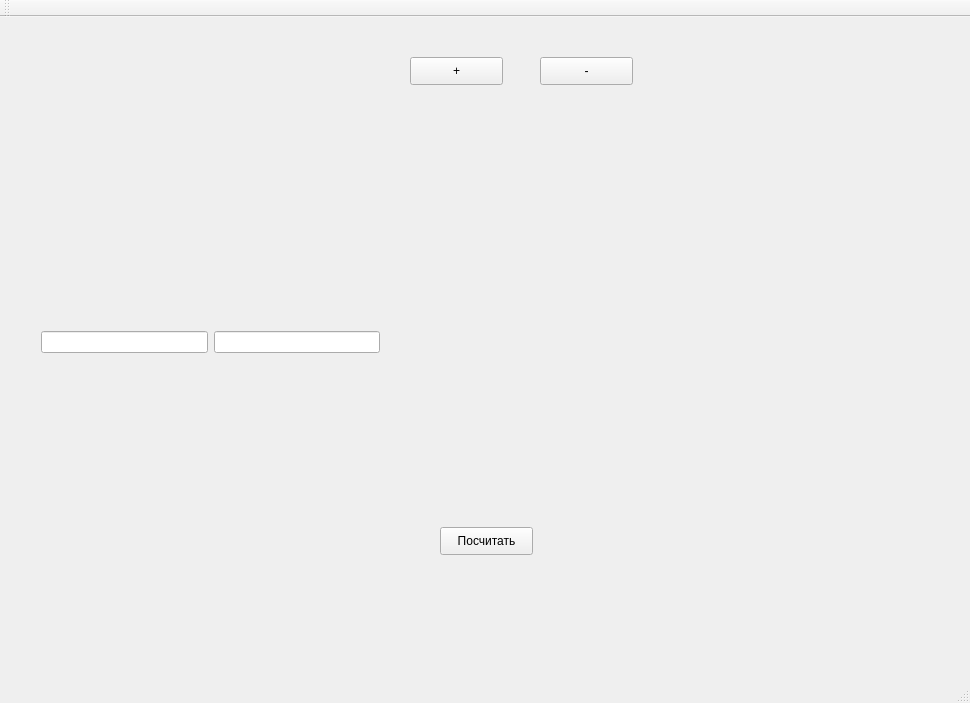
This is mainwindow.ui in Xofty1/SportCounter as Qt 5 draws it before an edit. The edited form follows.
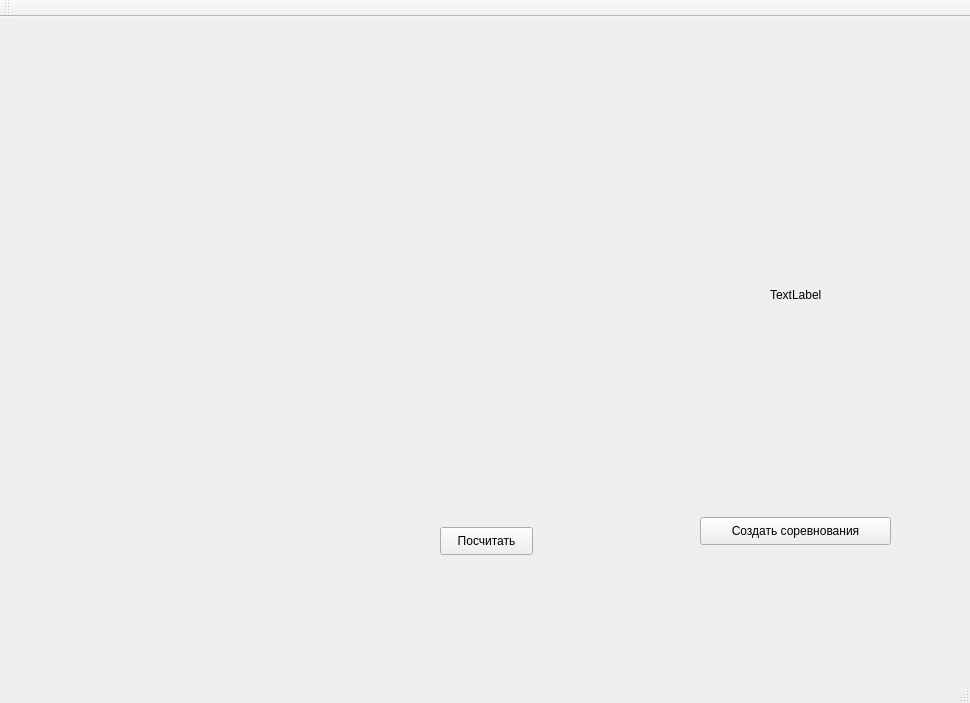
This is the edited form.

The edit to the form file:
```diff
--- a/mainwindow.ui
+++ b/mainwindow.ui
@@ -27,48 +27,30 @@
      <string>Посчитать</string>
     </property>
    </widget>
-   <widget class="QPushButton" name="pushButton_add_group">
+   <widget class="QLabel" name="label">
     <property name="geometry">
      <rect>
-      <x>410</x>
-      <y>40</y>
-      <width>93</width>
-      <height>28</height>
+      <x>770</x>
+      <y>270</y>
+      <width>55</width>
+      <height>16</height>
      </rect>
     </property>
     <property name="text">
-     <string>+</string>
+     <string>TextLabel</string>
     </property>
    </widget>
-   <widget class="QWidget" name="gridLayoutWidget">
+   <widget class="QPushButton" name="pushButton_createCompetition">
     <property name="geometry">
      <rect>
-      <x>30</x>
-      <y>20</y>
-      <width>361</width>
-      <height>611</height>
-     </rect>
-    </property>
-    <layout class="QGridLayout" name="gridLayout_groups" columnstretch="0,0">
-     <item row="0" column="1">
-      <widget class="QLineEdit" name="lineEdit_to"/>
-     </item>
-     <item row="0" column="0">
-      <widget class="QLineEdit" name="lineEdit_from"/>
-     </item>
-    </layout>
-   </widget>
-   <widget class="QPushButton" name="pushButton_delete_group">
-    <property name="geometry">
-     <rect>
-      <x>540</x>
-      <y>40</y>
-      <width>93</width>
+      <x>700</x>
+      <y>500</y>
+      <width>191</width>
       <height>28</height>
      </rect>
     </property>
     <property name="text">
-     <string>-</string>
+     <string>Создать соревнования</string>
     </property>
    </widget>
   </widget>
```
